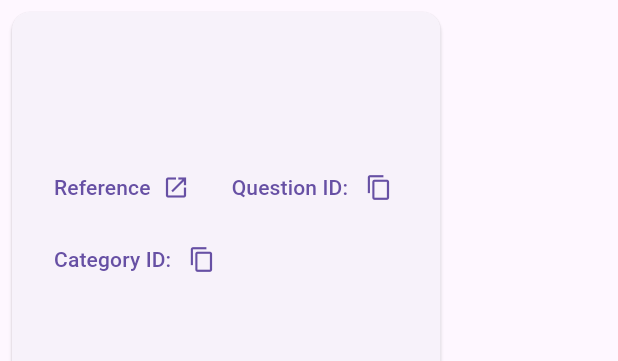
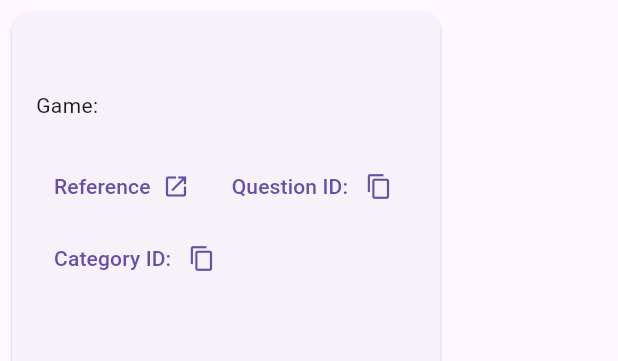
Before and after one commit to devsdocs/game_quiz_ui, a Flutter app: the QuestionCard widget shown alone on an empty page, opened directly with empty values, on a phone screen of 412 x 824 dp. Shown: the top 361 px of the screen. Run offline on Flutter 3.47's test engine with Material 3 defaults, Android fonts, the phone set to English and light mode, and no system bars; our stand-ins replace dio, flutter_riverpod.

Commit message:
Update QuestionCard to prepend 'Game: ' to extraContent text

```diff
--- a/lib/main.dart
+++ b/lib/main.dart
@@ -318,7 +318,7 @@
                 height: 250,
               )
             else
-              Text(question.extraContent),
+              Text('Game: ${question.extraContent}'),
             const SizedBox(height: 10),
             Consumer(builder: (context, ref, child) {
               final questionState =
```
